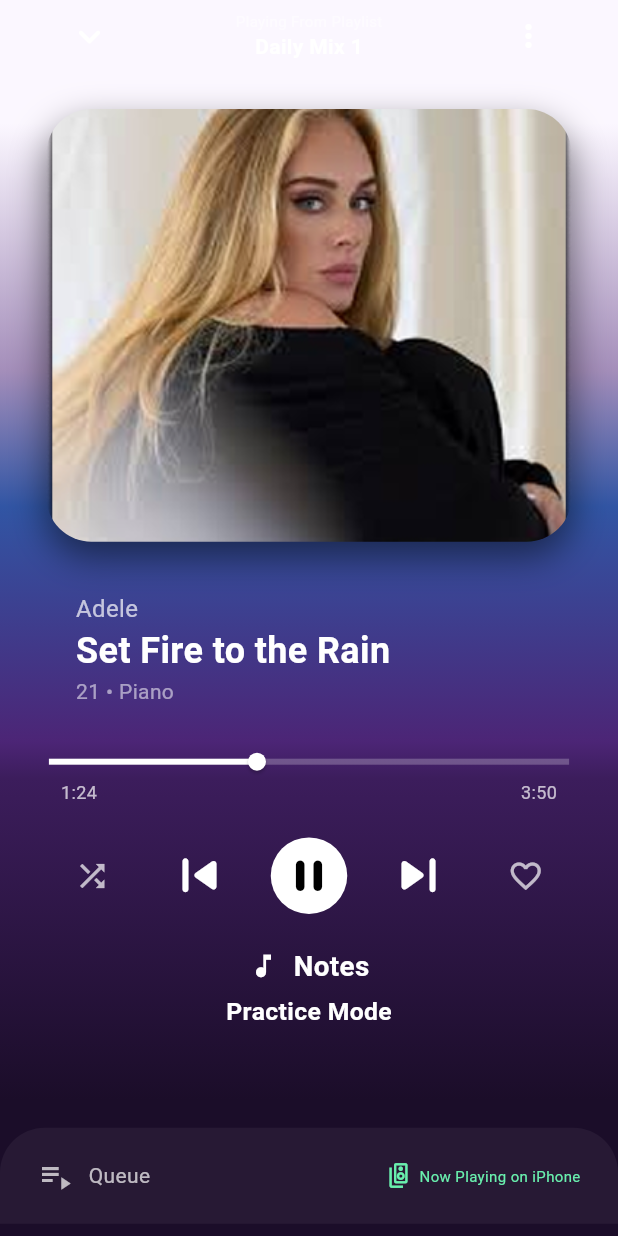
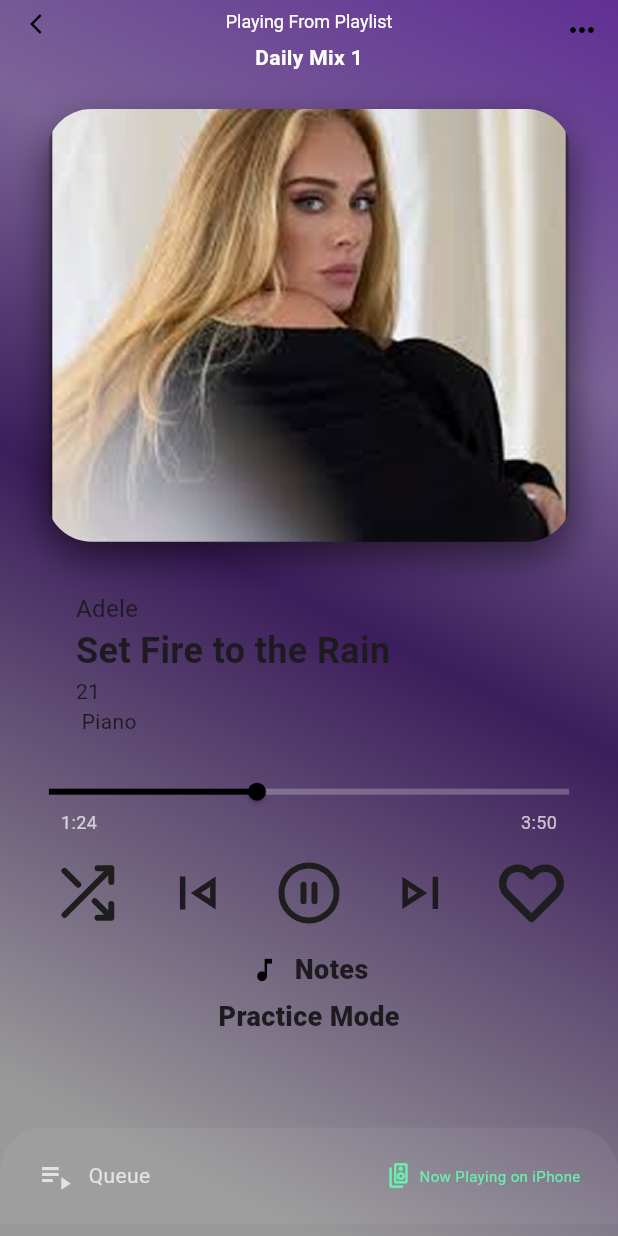
Before and after one commit to Eslamsaber1/MUSINOTE_App, a Flutter app: the HomeScreen screen opened by its route, after a tap on "Set Fire to the Rain", on a phone screen of 412 x 824 dp. Run offline on Flutter 3.47's test engine with Material 3 defaults, Android fonts, the phone set to English and light mode, and no system bars; our stand-ins replace fl_chart, flutter_svg, font_awesome_flutter.

Commit message:
refactor UI components and update styles across home, player, and song notes features
- Refactor `CategoryTags` to use a structured grid-like layout with custom colors and gradients.
- Move `NoteSectionAppBar` to core widgets for reusability.
- Introduce `ProfileContainer` as a reusable core widget and update `HomeHeader` and `LibraryAppBar` to use it.
- Update `PlayerScreen` and its components (`SongDetails`, `PlayerControls`, `MusicProgressBar`) to use a light-themed color palette and centralized styles.
- Replace manual styling with `AppTextStyles` constants in `HomeScreenBody` and `PlayerScreen`.
- Apply `AppColors.backgroundGradient1` to the `PlayerScreen` background.
- Adjust layout spacing and padding in `HomeScreenBody` and `SongNotesView`.
- Update `FeaturedMusicCard` with a new gradient and button styling.
- Rename and swap icons in `PlayerControls` for better UI consistency.
- Define `semiBold20` and `semiBold16` in `AppTextStyles`.

```diff
--- a/lib/core/utils/app_text_styles.dart
+++ b/lib/core/utils/app_text_styles.dart
@@ -14,5 +14,7 @@
   static const bold14 = TextStyle(fontSize: 14, fontWeight: FontWeight.bold);
   static const semiBold24 = TextStyle(fontSize: 24, fontWeight: FontWeight.w600);
   static const semiBold12 = TextStyle(fontSize: 12, fontWeight: FontWeight.w600);
+  static const semiBold20 = TextStyle(fontSize: 20, fontWeight: FontWeight.w600);
+  static const semiBold16 = TextStyle(fontSize: 16, fontWeight: FontWeight.w600);
   static const extraBold18 = TextStyle(fontSize: 18, fontWeight: FontWeight.w800);
 }
--- /dev/null
+++ b/lib/core/widgets/custom_profile_container.dart
@@ -0,0 +1,21 @@
+import 'package:flutter/material.dart';
+import 'package:flutter_svg/flutter_svg.dart';
+
+class ProfileContainer extends StatelessWidget {
+  const ProfileContainer({
+    super.key,
+  });
+
+  @override
+  Widget build(BuildContext context) {
+    return Container(
+      width: 38,
+      height: 38,
+      decoration: BoxDecoration(
+        color: Color(0xffEADDFF),
+        shape: BoxShape.circle,
+      ),
+      child:SvgPicture.asset('assets/icons/Avatar Placeholder.svg',width: 24, height: 24, fit: BoxFit.scaleDown),
+    );
+  }
+}
--- a/lib/core/widgets/play_back_controlls.dart
+++ b/lib/core/widgets/play_back_controlls.dart
@@ -6,9 +6,7 @@
 
   @override
   Widget build(BuildContext context) {
-    return Padding(
-      padding: const EdgeInsets.symmetric(horizontal: 32),
-      child: Row(
+    return Row(
       mainAxisAlignment: MainAxisAlignment.spaceAround,
       children: [
         SvgPicture.asset('assets/icons/Shuffle.svg', width: 44, height: 44),
@@ -17,7 +15,6 @@
         SvgPicture.asset('assets/icons/skip_next.svg', width: 44, height: 44),
         SvgPicture.asset('assets/icons/Heart.svg', width: 44, height: 44),
       ],
-      ),
     );
   }
 }
--- a/lib/features/home/presentation/components/category_tags.dart
+++ b/lib/features/home/presentation/components/category_tags.dart
@@ -1,23 +1,51 @@
 import 'package:flutter/material.dart';
+import 'package:musinote/core/utils/app_text_styles.dart';
 
 class CategoryTags extends StatelessWidget {
-  final List<String> tags;
-  const CategoryTags({super.key, required this.tags});
+  const CategoryTags({super.key,});
 
   @override
   Widget build(BuildContext context) {
-    return Wrap(
-      spacing: 12,
-      runSpacing: 12,
-      children: tags.map((tag) => Container(
-        padding: const EdgeInsets.symmetric(horizontal: 18, vertical: 10),
-        decoration: BoxDecoration(
-          color: Colors.white.withOpacity(0.08),
-          borderRadius: BorderRadius.circular(25),
-          border: Border.all(color: Colors.white10),
+    return Column(
+      spacing: 16,
+      children: [
+        Row(
+          mainAxisAlignment: MainAxisAlignment.spaceBetween,
+          children: [
+            Expanded(child: musicCard(title: 'Chill Vibes', color: Color(0x4D000000))),
+            SizedBox(width: 40,),
+            Expanded(child: musicCard(title: 'Classic', color: Color(0x4D000000))),
+          ],
         ),
-        child: Text(tag, style: const TextStyle(color: Colors.white, fontSize: 13)),
-      )).toList(),
+      Row(
+          mainAxisAlignment: MainAxisAlignment.spaceBetween,
+          children: [
+            Expanded(child: musicCard(title: 'Jazz', gradient: LinearGradient(colors: [Color(0xff40397A), Color(0xff602F94)]))),
+            SizedBox(width: 40,),
+            Expanded(child: musicCard(title: 'Metal', gradient: LinearGradient(colors: [Color(0xff8573A7), Color(0xff735E8A)]))),
+          ],
+        ),
+      Row(
+          mainAxisAlignment: MainAxisAlignment.spaceBetween,
+          children: [
+            Expanded(child: musicCard(title: 'Rock', color: Color(0xff8573A7))),
+            SizedBox(width: 40,),
+            Expanded(child: musicCard(title: 'Peaceful Piano', color: Color(0x8F3421C7))),
+          ],
+        ),
+      ]
+    );
+  }
+
+  Widget musicCard({Color? color, required String title,  Gradient? gradient,}){
+    return Container(
+      padding: const EdgeInsets.symmetric(horizontal: 18, vertical: 10),
+      decoration: BoxDecoration(
+        color: color,
+        gradient: gradient,
+        borderRadius: BorderRadius.circular(52),
+      ),
+      child: Text(title, style: AppTextStyles.semiBold16.copyWith(color: Colors.white)),
     );
   }
 }
--- a/lib/features/home/presentation/components/featured_music_card.dart
+++ b/lib/features/home/presentation/components/featured_music_card.dart
@@ -14,7 +14,9 @@
       decoration: BoxDecoration(
         borderRadius: BorderRadius.circular(25),
         gradient: const LinearGradient(
-          colors: [Color(0xFFE0E5B6), Color(0xFF94A684)],
+          colors: [Color(0xFF6D5E7D), Color(0xFFEBEFAB)],
+          begin: Alignment.topCenter,
+          end: Alignment.bottomCenter,
         ),
       ),
       child: Row(
@@ -45,7 +47,7 @@
                     label: const Text('Play'),
                     style: ElevatedButton.styleFrom(
                       backgroundColor: Colors.green,
-                      foregroundColor: Colors.white,
+                      foregroundColor: Colors.black,
                       shape: StadiumBorder(),
                     ),
                   )
--- a/lib/features/home/presentation/components/home_header.dart
+++ b/lib/features/home/presentation/components/home_header.dart
@@ -1,4 +1,6 @@
 import 'package:flutter/material.dart';
+import 'package:musinote/core/utils/app_text_styles.dart';
+import 'package:musinote/core/widgets/custom_profile_container.dart';
 import 'package:musinote/features/logout/presentation/views/logout_view.dart';
 import 'package:musinote/features/stats/presentation/ui_screen/StatsScreen.dart';
 
@@ -7,24 +9,21 @@
 
   @override
   Widget build(BuildContext context) {
-    final double screenWidth = MediaQuery.of(context).size.width;
     return Row(
       mainAxisAlignment: MainAxisAlignment.spaceBetween,
+      crossAxisAlignment: CrossAxisAlignment.start,
       children: [
         const Column(
           crossAxisAlignment: CrossAxisAlignment.start,
           children: [
             Text(
               'Good Evening',
-              style: TextStyle(color: Colors.white70, fontSize: 16),
+              style: TextStyle(color: Colors.black, fontSize: 16),
             ),
+            SizedBox(height: 8,),
             Text(
               'Music',
-              style: TextStyle(
-                color: Colors.white,
-                fontSize: 26,
-                fontWeight: FontWeight.bold,
-              ),
+              style: AppTextStyles.semiBold20,
             ),
           ],
         ),
@@ -36,8 +35,8 @@
               },
               child: const Icon(
                 Icons.settings_outlined,
-                color: Colors.white70,
-                size: 28,
+                color: Colors.black,
+                size: 37,
               ),
             ),
             const SizedBox(width: 15),
@@ -45,15 +44,7 @@
               onTap: () {
                 Navigator.pushNamed(context, StatsScreen.routeName);
               },
-              child: CircleAvatar(
-                radius: 22,
-                backgroundColor: Colors.white24,
-                child: Icon(
-                  Icons.person,
-                  color: Colors.white,
-                  size: screenWidth * 0.06,
-                ),
-              ),
+              child: ProfileContainer(),
             ),
           ],
         ),
--- a/lib/features/home/presentation/components/home_screen_body.dart
+++ b/lib/features/home/presentation/components/home_screen_body.dart
@@ -1,4 +1,5 @@
 import 'package:flutter/material.dart';
+import 'package:musinote/core/utils/app_text_styles.dart';
 import 'package:musinote/features/home/presentation/components/category_tags.dart';
 import 'package:musinote/features/home/presentation/components/featured_music_card.dart';
 import 'package:musinote/features/home/presentation/components/home_header.dart';
@@ -9,8 +10,6 @@
   const HomeScreenBody({
     super.key,
   });
-
-
 
   @override
   Widget build(BuildContext context) {
@@ -46,49 +45,30 @@
 
                   const HomeHeader(),
 
-                  const SizedBox(height: 25),
+                  const SizedBox(height: 8),
 
-                  const CategoryTags(
-                    tags: [
-                      'Chill Vibes',
-                      'Classic',
-                      'Jazz',
-                      'Metal',
-                      'Rock',
-                      'Peaceful Piano',
-                    ],
-                  ),
+                  const CategoryTags(),
 
-                  const SizedBox(height: 30),
+                  const SizedBox(height: 16),
 
                   const Text(
                     'Featured Music',
-                    style: TextStyle(
-                      color: Colors.white,
-                      fontSize: 20,
-                      fontWeight: FontWeight.bold,
-                    ),
+                    style: AppTextStyles.semiBold20,
                   ),
-                  const SizedBox(height: 15),
-
                   const FeaturedMusicCard(),
 
-                  const SizedBox(height: 30),
+                  const SizedBox(height: 16),
 
                   Row(
                     mainAxisAlignment: MainAxisAlignment.spaceBetween,
                     children: const [
                       Text(
                         'Recently Played',
-                        style: TextStyle(
-                          color: Colors.white,
-                          fontSize: 20,
-                          fontWeight: FontWeight.bold,
-                        ),
+                        style: AppTextStyles.semiBold20,
                       ),
                       Text(
                         'See all',
-                        style: TextStyle(color: Colors.white54, fontSize: 14),
+                        style: AppTextStyles.semiBold12,
                       ),
                     ],
                   ),
--- a/lib/features/library/presentation/views/widgets/build_library_appbar.dart
+++ b/lib/features/library/presentation/views/widgets/build_library_appbar.dart
@@ -1,20 +1,13 @@
 import 'package:flutter/material.dart';
 import 'package:flutter_svg/flutter_svg.dart';
 import 'package:musinote/core/utils/app_text_styles.dart';
+import 'package:musinote/core/widgets/custom_profile_container.dart';
 
 AppBar buildLibraryAppBar() {
   return AppBar(
     title: Row(
       children: [
-        Container(
-          width: 38,
-          height: 38,
-          decoration: BoxDecoration(
-            color: Color(0xffEADDFF),
-            shape: BoxShape.circle,
-          ),
-          child:SvgPicture.asset('assets/icons/Avatar Placeholder.svg',width: 24, height: 24, fit: BoxFit.scaleDown),
-        ),
+        ProfileContainer(),
         const SizedBox(width: 10),
         Text(
           'Your Library',
--- a/lib/features/play song/presentation/components/music_progress_bar.dart
+++ b/lib/features/play song/presentation/components/music_progress_bar.dart
@@ -15,9 +15,9 @@
               pressedElevation: 8.0,
             ),
             overlayShape: const RoundSliderOverlayShape(overlayRadius: 12.0),
-            activeTrackColor: Colors.white,
+            activeTrackColor: Colors.black,
             inactiveTrackColor: Colors.white24,
-            thumbColor: Colors.white,
+            thumbColor: Colors.black,
             trackShape: const RectangularSliderTrackShape(),
           ),
           child: Slider(
--- a/lib/features/play song/presentation/components/player_controls.dart
+++ b/lib/features/play song/presentation/components/player_controls.dart
@@ -8,17 +8,17 @@
     return Row(
       mainAxisAlignment: MainAxisAlignment.spaceEvenly,
       children: [
-        IconButton(icon: const Icon(Icons.shuffle, color: Colors.white70), onPressed: () {}),
-        IconButton(icon: const Icon(Icons.skip_previous_rounded, color: Colors.white, size: 45), onPressed: () {}),
+        IconButton(icon: const Icon(Icons.shuffle, color: Colors.black), onPressed: () {}),
+        IconButton(icon: const Icon(Icons.skip_previous_rounded, color: Colors.black, size: 45), onPressed: () {}),
         Container(
-          decoration: const BoxDecoration(color: Colors.white, shape: BoxShape.circle),
+          decoration: const BoxDecoration(color: Colors.black, shape: BoxShape.circle),
           child: IconButton(
-            icon: const Icon(Icons.pause_rounded, color: Colors.black, size: 35),
+            icon: const Icon(Icons.pause_circle_outline, color: Colors.black, size: 35),
             onPressed: () {},
           ),
         ),
-        IconButton(icon: const Icon(Icons.skip_next_rounded, color: Colors.white, size: 45), onPressed: () {}),
-        IconButton(icon: const Icon(Icons.favorite_border, color: Colors.white70), onPressed: () {}),
+        IconButton(icon: const Icon(Icons.skip_next_rounded, color: Colors.black, size: 45), onPressed: () {}),
+        IconButton(icon: const Icon(Icons.favorite_border, color: Colors.black), onPressed: () {}),
       ],
     );
   }
--- a/lib/features/play song/presentation/components/song_details.dart
+++ b/lib/features/play song/presentation/components/song_details.dart
@@ -23,9 +23,9 @@
         child: Column(
           crossAxisAlignment: CrossAxisAlignment.start,
           children: [
-            Text(artist, style: const TextStyle(color: Colors.white70, fontSize: 16)),
-            Text(title, style: const TextStyle(color: Colors.white, fontSize: 24, fontWeight: FontWeight.bold)),
-            Text('$album • $genre', style: const TextStyle(color: Colors.white54, fontSize: 14)),
+            Text(artist, style: const TextStyle( fontSize: 16)),
+            Text(title, style: const TextStyle( fontSize: 24, fontWeight: FontWeight.bold)),
+            Text('$album \n $genre', style: const TextStyle(fontSize: 14)),
           ],
         ),
       ),
--- a/lib/features/play song/presentation/ui_screen/player_screen.dart
+++ b/lib/features/play song/presentation/ui_screen/player_screen.dart
@@ -1,11 +1,13 @@
 import 'package:flutter/material.dart';
+import 'package:musinote/core/utils/app_colors.dart';
+import 'package:musinote/core/utils/app_text_styles.dart';
+import 'package:musinote/core/widgets/play_back_controlls.dart';
 import 'package:musinote/features/practice_mode/presentation/views/practice_mode_view.dart';
 import 'package:musinote/features/song_notes/presentation/views/song_notes_view.dart';
-import '../components/player_header.dart';
+import 'package:musinote/core/widgets/note_section_app_bar.dart';
 import '../components/album_art.dart';
 import '../components/song_details.dart';
 import '../components/music_progress_bar.dart';
-import '../components/player_controls.dart';
 import '../components/player_bottom_actions.dart';
 
 class PlayerScreen extends StatelessWidget {
@@ -18,23 +20,15 @@
     final double screenWidth = MediaQuery.of(context).size.width;
 
     return Scaffold(
+      backgroundColor: Colors.transparent,
+      extendBodyBehindAppBar: true,
+      extendBody: true,
+      appBar: NoteSectionAppBar(),
       body: Container(
         width: screenWidth,
         height: screenHeight,
         decoration: const BoxDecoration(
-          gradient: LinearGradient(
-            begin: Alignment.topCenter,
-            end: Alignment.bottomCenter,
-            colors: [
-              Color(0xFFFBF7FF),
-              Color(0xFFA48EBA),
-              Color(0xFF3155A4),
-              Color(0xFF4C2576),
-              Color(0xFF3C1D5C),
-              Color(0xFF1B0D29),
-            ],
-            stops: [0.10, 0.30, 0.41, 0.60, 0.63, 0.89],
-          ),
+          gradient: AppColors.backgroundGradient1,
         ),
         child: SafeArea(
           child: Column(
@@ -47,7 +41,7 @@
                     ),
                     child: Column(
                       children: [
-                        const PlayerHeader(playlistName: 'Daily Mix 1'),
+                        Text('Daily Mix 1', style: const TextStyle(color: Colors.white, fontWeight: FontWeight.bold)),
                         SizedBox(height: screenHeight * 0.03),
                         SizedBox(
                           height: screenHeight * 0.35,
@@ -65,7 +59,7 @@
                         SizedBox(height: screenHeight * 0.03),
                         const MusicProgressBar(),
                         SizedBox(height: screenHeight * 0.02),
-                        const PlayerControls(),
+                        const PlaybackControls(),
                         SizedBox(height: screenHeight * 0.02),
 
                         Column(
@@ -77,18 +71,11 @@
                                 children: [
                                   const Icon(
                                     Icons.music_note,
-                                    color: Colors.white,
+                                    color: Colors.black,
                                     size: 20,
                                   ),
                                   const SizedBox(width: 10),
-                                  Text(
-                                    'Notes',
-                                    style: TextStyle(
-                                      color: Colors.white,
-                                      fontSize: screenWidth * 0.045,
-                                      fontWeight: FontWeight.bold,
-                                    ),
-                                  ),
+                                  Text('Notes', style: AppTextStyles.extraBold18),
                                 ],
                               ),
                             ),
@@ -97,11 +84,7 @@
                               onTap: ()=> Navigator.pushNamed(context, PracticeModeView.routeName),
                               child: Text(
                                 'Practice Mode',
-                                style: TextStyle(
-                                  color: Colors.white,
-                                  fontSize: screenWidth * 0.04,
-                                  fontWeight: FontWeight.w600,
-                                ),
+                                style: AppTextStyles.extraBold18,
                               ),
                             ),
                           ],
--- a/lib/features/song_notes/presentation/views/song_notes_view.dart
+++ b/lib/features/song_notes/presentation/views/song_notes_view.dart
@@ -5,7 +5,7 @@
 import 'package:musinote/features/song_notes/presentation/views/widgets/notes_section.dart';
 import 'package:musinote/core/widgets/play_back_controlls.dart';
 import 'package:musinote/core/widgets/song_info_section.dart';
-import 'package:musinote/features/song_notes/presentation/views/widgets/note_section_app_bar.dart';
+import 'package:musinote/core/widgets/note_section_app_bar.dart';
 import 'package:musinote/features/song_notes/presentation/views/widgets/queue_buttom.dart';
 
 class SongNotesView extends StatelessWidget {
@@ -32,7 +32,10 @@
               SizedBox(height: 24),
               SongInfoSection(),
               SizedBox(height: 30),
-              PlaybackControls(),
+              Padding(
+                padding: const EdgeInsets.symmetric(horizontal: 32),
+                child: PlaybackControls(),
+              ),
             ],
           ),
         ),
```
Also changed, not shown: lib/core/widgets/note_section_app_bar.dart (renamed from lib/features/song_notes/presentation/views/widgets/note_section_app_bar.dart). Lines whose indentation alone changed are shown as unchanged.
